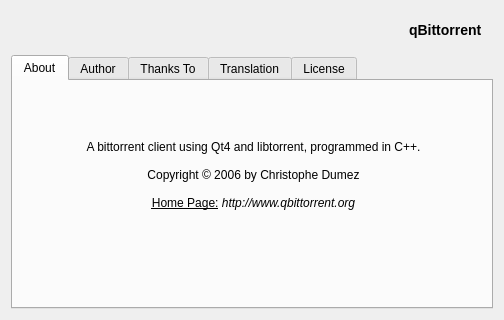
The window that src/about.ui (SysAdminDoc/qBittorrent-Vanced) describes before a commit, drawn with Qt 5.
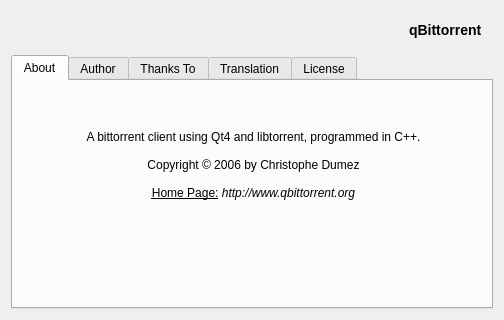
The same window after the commit.

Commit message: - Fied layout a little (broken by arnaud)

```diff
--- a/src/about.ui
+++ b/src/about.ui
@@ -80,7 +80,7 @@
        <property name="geometry" >
         <rect>
          <x>380</x>
-         <y>70</y>
+         <y>50</y>
          <width>94</width>
          <height>162</height>
         </rect>
@@ -93,7 +93,7 @@
        <property name="geometry" >
         <rect>
          <x>0</x>
-         <y>50</y>
+         <y>40</y>
          <width>481</width>
          <height>102</height>
         </rect>
```
